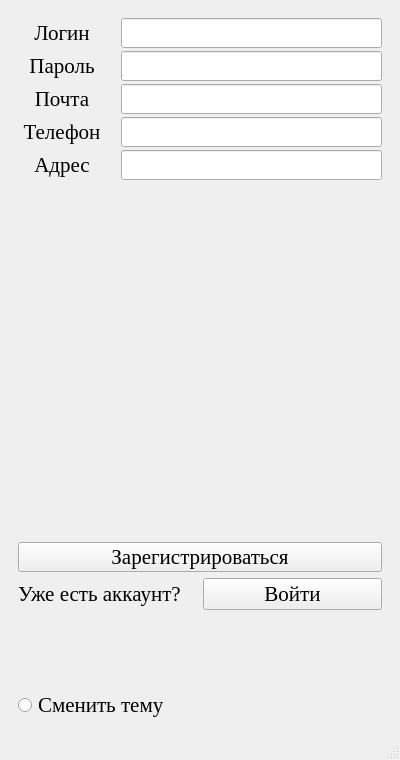
Qt form MyApplication/mainwindow.ui (Prazdnic-Moscow/chat) before a commit.
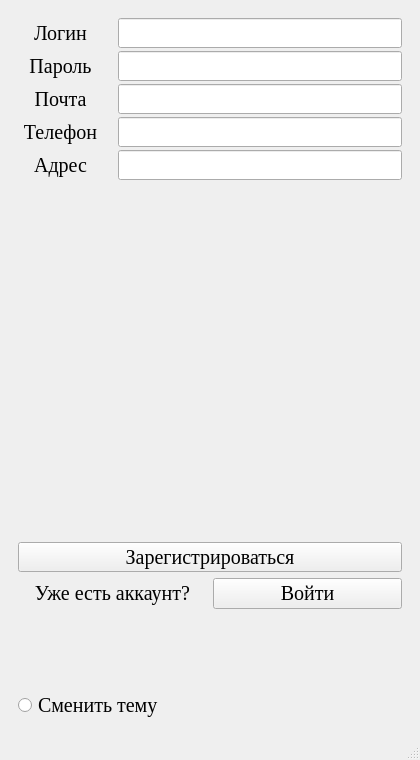
The same form after that commit.

```diff
--- a/MyApplication/mainwindow.ui
+++ b/MyApplication/mainwindow.ui
@@ -6,13 +6,13 @@
    <rect>
     <x>0</x>
     <y>0</y>
-    <width>400</width>
+    <width>420</width>
     <height>760</height>
    </rect>
   </property>
   <property name="minimumSize">
    <size>
-    <width>400</width>
+    <width>420</width>
     <height>0</height>
    </size>
   </property>
@@ -74,7 +74,7 @@
                 <widget class="QLabel" name="label">
                  <property name="minimumSize">
                   <size>
-                   <width>0</width>
+                   <width>85</width>
                    <height>30</height>
                   </size>
                  </property>
@@ -87,7 +87,7 @@
                  <property name="font">
                   <font>
                    <family>Times New Roman</family>
-                   <pointsize>16</pointsize>
+                   <pointsize>15</pointsize>
                   </font>
                  </property>
                  <property name="styleSheet">
@@ -118,7 +118,7 @@
                  <property name="font">
                   <font>
                    <family>Times New Roman</family>
-                   <pointsize>16</pointsize>
+                   <pointsize>15</pointsize>
                   </font>
                  </property>
                  <property name="styleSheet">
@@ -149,7 +149,7 @@
                  <property name="font">
                   <font>
                    <family>Times New Roman</family>
-                   <pointsize>16</pointsize>
+                   <pointsize>15</pointsize>
                   </font>
                  </property>
                  <property name="styleSheet">
@@ -180,7 +180,7 @@
                  <property name="font">
                   <font>
                    <family>Times New Roman</family>
-                   <pointsize>16</pointsize>
+                   <pointsize>15</pointsize>
                   </font>
                  </property>
                  <property name="styleSheet">
@@ -211,7 +211,7 @@
                  <property name="font">
                   <font>
                    <family>Times New Roman</family>
-                   <pointsize>16</pointsize>
+                   <pointsize>15</pointsize>
                   </font>
                  </property>
                  <property name="styleSheet">
@@ -418,7 +418,7 @@
              <property name="font">
               <font>
                <family>Times New Roman</family>
-               <pointsize>16</pointsize>
+               <pointsize>15</pointsize>
               </font>
              </property>
              <property name="styleSheet">
@@ -435,23 +435,38 @@
           <layout class="QHBoxLayout" name="horizontalLayout_2">
            <item>
             <widget class="QLabel" name="label_6">
+             <property name="minimumSize">
+              <size>
+               <width>0</width>
+               <height>30</height>
+              </size>
+             </property>
              <property name="font">
               <font>
                <family>Times New Roman</family>
-               <pointsize>16</pointsize>
+               <pointsize>15</pointsize>
               </font>
              </property>
              <property name="text">
               <string>Уже есть аккаунт?</string>
              </property>
+             <property name="alignment">
+              <set>Qt::AlignmentFlag::AlignCenter</set>
+             </property>
             </widget>
            </item>
            <item>
             <widget class="QPushButton" name="pushButton_2">
+             <property name="minimumSize">
+              <size>
+               <width>0</width>
+               <height>30</height>
+              </size>
+             </property>
              <property name="font">
               <font>
                <family>Times New Roman</family>
-               <pointsize>16</pointsize>
+               <pointsize>15</pointsize>
               </font>
              </property>
              <property name="text">
@@ -481,6 +496,12 @@
        </item>
        <item>
         <widget class="QRadioButton" name="radioButton">
+         <property name="minimumSize">
+          <size>
+           <width>0</width>
+           <height>30</height>
+          </size>
+         </property>
          <property name="maximumSize">
           <size>
            <width>150</width>
@@ -490,7 +511,7 @@
          <property name="font">
           <font>
            <family>Times New Roman</family>
-           <pointsize>16</pointsize>
+           <pointsize>15</pointsize>
           </font>
          </property>
          <property name="styleSheet">
```
Left out of the diff: 2 changed lines with no effect on the pictures.
